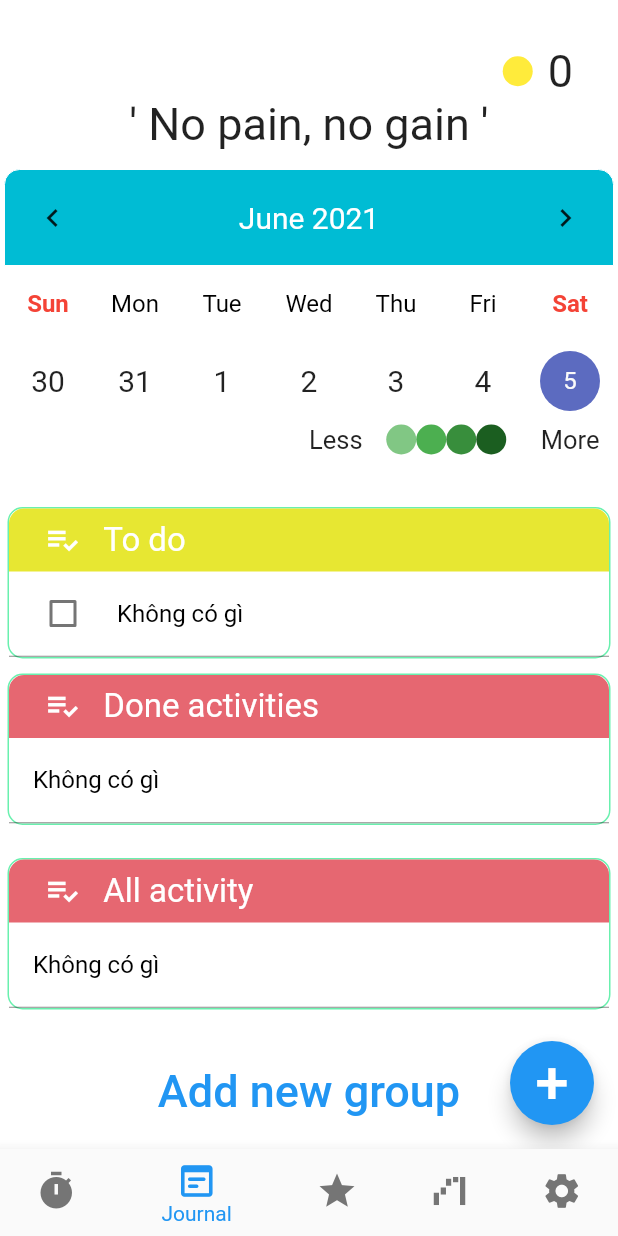
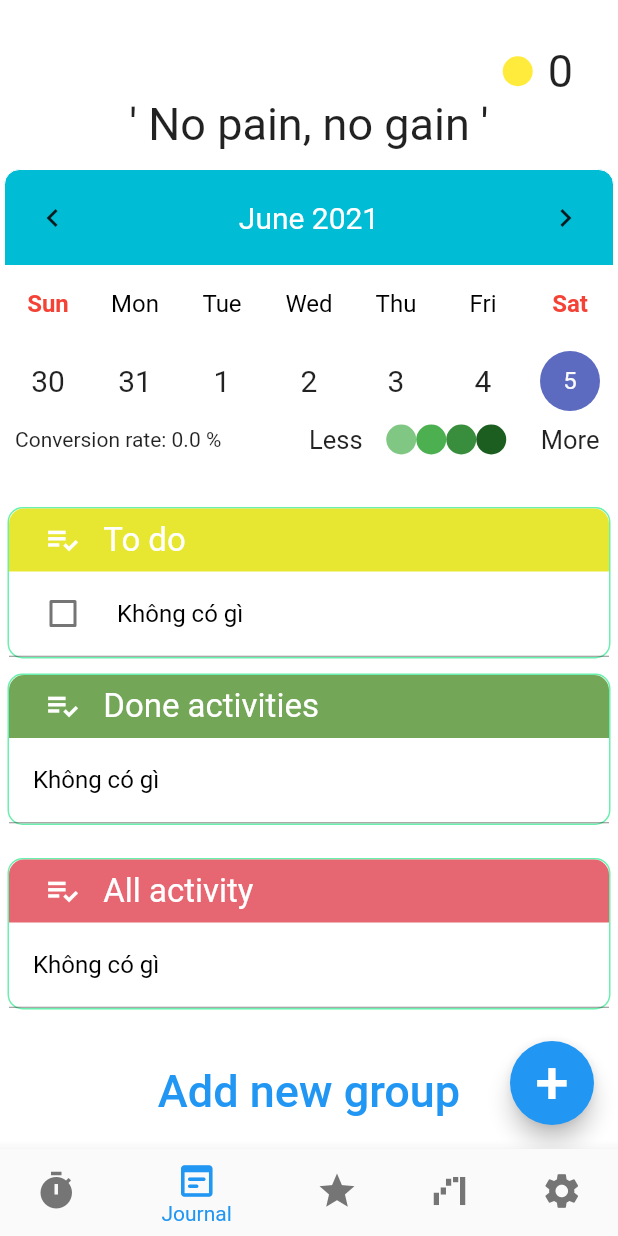
Before and after one commit to CongPhiNguyen/focusAssist, a Flutter app: the screen it shows after launch, item 2 of the bottom bar chosen, after a tap on the "playlist add check" icon, on a phone screen of 412 x 824 dp. Run offline on Flutter 3.47's test engine with Material 2 defaults, Android fonts, the phone set to English and light mode, and no system bars; drawn by our look-alikes of table_calendar; our stand-ins replace pie_chart, sqflite; accounts and stored records are empty.

Commit message:
Tính conversion rate(còn bug)

```diff
--- a/focus_assist/lib/pages/journal_screen.dart
+++ b/focus_assist/lib/pages/journal_screen.dart
@@ -41,6 +41,8 @@ class _JournalScreenState extends State<JournalScreen> {
   List<String> allGroup, allGroupKey;
   List<List<String>> allGroupActivity, allGroupActivityKey;
   List<String> doneList, doneListKey;
+
+  String rate;
   @override
   void initState() {
     // TODO: implement initState
@@ -67,6 +69,8 @@ class _JournalScreenState extends State<JournalScreen> {
     getAllActivity();
     getToDoList();
     getAllGroup();
+    getDoneTask();
+    rate = '0';
   }
 
   int dateTimeToInt(DateTime dateTime) {
@@ -99,7 +103,7 @@ class _JournalScreenState extends State<JournalScreen> {
         ''' select * from MUCTIEU where MAMUCTIEU in (select MAMUCTIEU from THONGKE where NGAYHOANTHANH=$selectedDay) ''');
     if (database.length == 0) {
       setState(() {
-        doneList = doneList = ['Không có gì'];
+        doneList = ['Không có gì'];
         doneListKey = ['None'];
       });
     }
@@ -165,12 +169,24 @@ class _JournalScreenState extends State<JournalScreen> {
         }
       }
     }
-
-    if (toDos.length == 0) {
-      toDos = [
-        ToDo(check: false, task: "Không có gì", taskKey: 'None'),
-      ];
-    }
+    double rateInt = 0;
+    if (doneList.length == 0 ||
+        (doneList.length == 1 && doneListKey[0] == 'None'))
+      rateInt = 0;
+    else if (toDos.length == 0 ||
+        (toDos.length == 1 && toDos[0].taskKey == 'None')) {
+      rateInt = 100;
+    } else
+      rateInt = ((doneList.length.toDouble() *
+          100.0 /
+          (toDos.length.toDouble() + doneList.length.toDouble())));
+    if (rateInt > 100) rateInt = 100;
+    setState(() {
+      rate = rateInt.toString();
+      if (rate.length > 8) {
+        rate = rate.substring(0, 8);
+      }
+    });
   }
 
   Widget DoneTask() {
@@ -184,7 +200,7 @@ class _JournalScreenState extends State<JournalScreen> {
           children: [
             Container(
                 decoration: BoxDecoration(
-                    color: Color(0xffe66771),
+                    color: Color(0xff73a656),
                     borderRadius: BorderRadius.only(
                       topLeft: Radius.circular(10),
                       topRight: Radius.circular(10),
@@ -874,9 +890,10 @@ class _JournalScreenState extends State<JournalScreen> {
           children: <Widget>[
             Expanded(
                 flex: 5,
-                child: SizedBox(
-                  width: 30,
-                )),
+                child: Row(children: [
+                  SizedBox(width: 10),
+                  Text('Conversion rate: ' + rate + ' %'),
+                ])),
             Expanded(
                 flex: 5,
                 child: Row(
```
